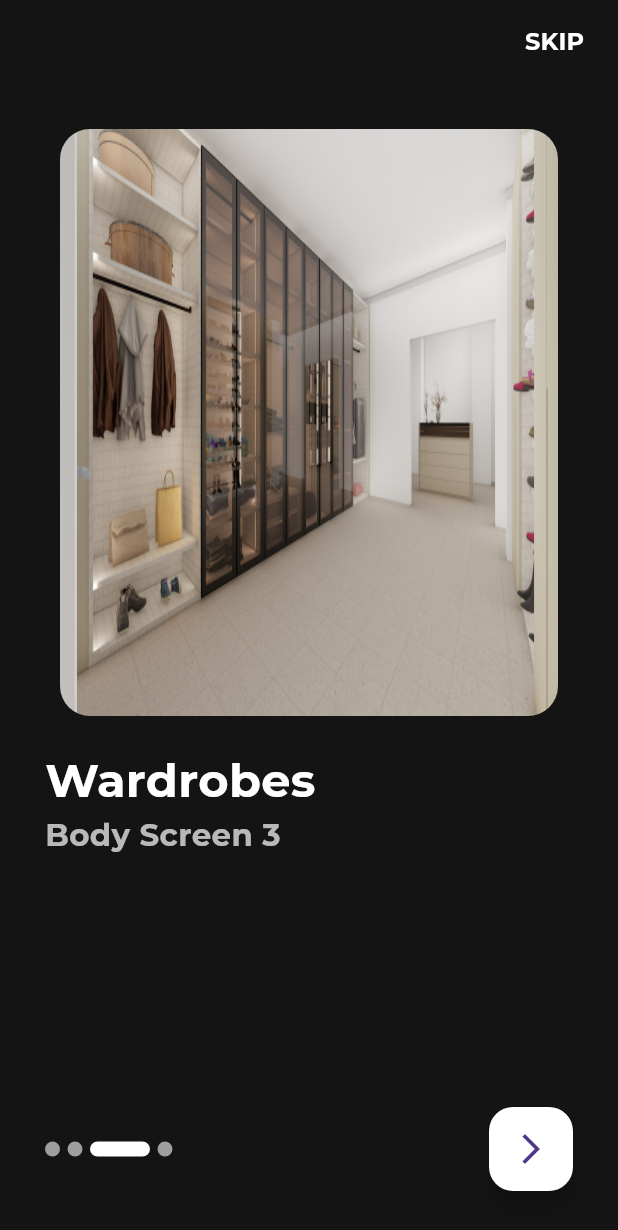
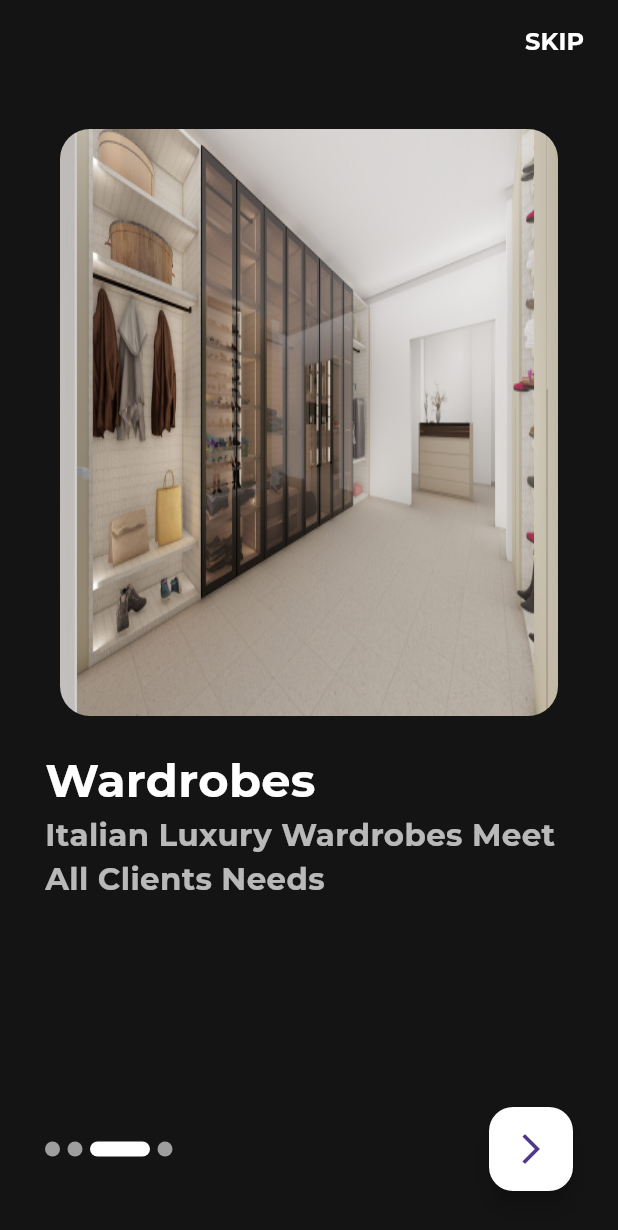
Before and after one commit to elsoudy222/Amisa, a Flutter app: the screen it shows after launch, swiped to page 3, on a phone screen of 412 x 824 dp. Shown: the top 1230 px of the screen. Run offline on Flutter 3.47's test engine with Material 3 defaults, Android fonts, the phone set to English and light mode, and no system bars; drawn by our look-alikes of smooth_page_indicator; our stand-ins replace cached_network_image, carousel_slider, conditional_builder_null_safety, dio, dots_indicator, firebase_core and 11 more; missing offline and left inert: appinio_video_player, overlay_loader_with_app_icon; accounts and stored records are empty; network calls fail; project files that could hold a hidden picture were left out.

Commit message:
Edite some issues and refacte code

```diff
--- a/lib/main.dart
+++ b/lib/main.dart
@@ -84,12 +84,11 @@ class MyApp extends StatelessWidget {
                 ),
                 scaffoldBackgroundColor: AppColors.scaffoldBackground,
                 primaryColor: AppColors.white,
-                // primarySwatch: Colors.grey,
-               //  fontFamily: "Montserrat-Black",
+
                 textTheme: GoogleFonts.montserratTextTheme(),
               ),
               home: const SplashScreen(),
-              //home: OnBoardingScreen(),
+             // home: OnBoardingScreen(),
             ),
           );
         },
--- a/lib/view/screens/category/abode_brand_types/abode_brand_types.dart
+++ b/lib/view/screens/category/abode_brand_types/abode_brand_types.dart
@@ -39,7 +39,9 @@ class AbodeBrandTypes extends StatelessWidget {
            ) {
           MyDialog.showLoadingDialog();
         } else if (state is SuccessGetAllProductsStates
-            && homeCubit.productsModel!.products.type == "Taps"
+          //  && homeCubit.productsModel!.products.type == "Taps"
+            && homeCubit.productsModel!.products.type != "3in1"
+            && homeCubit.productsModel!.products.type != "4in1"
 
         ) {
           EasyLoading.dismiss();
@@ -130,7 +132,7 @@ class AbodeBrandTypes extends StatelessWidget {
                         if (homeCubit.abodeTypes[index] != "Taps") {
                           context.push(
                             AbodePronteauTypes(
-                              companyName: companyName,
+
                               brandId: brandId,
                               companyImage: companyImage,
                               categoryName: categoryName,
--- a/lib/view/screens/onboarding/onboarding_screen.dart
+++ b/lib/view/screens/onboarding/onboarding_screen.dart
@@ -33,7 +33,7 @@ class _OnBoardingScreenState extends State<OnBoardingScreen> {
     BoardingModel(
         image: wardrobes,
         title: 'Wardrobes',
-        body: 'Body Screen 3'),
+        body: 'Italian Luxury Wardrobes Meet All Clients Needs'),
     BoardingModel(
         image: sanitary,
         title: 'Sanitary Ware',
@@ -55,11 +55,20 @@ class _OnBoardingScreenState extends State<OnBoardingScreen> {
     return Scaffold(
         appBar: AppBar(
           actions: [
-            TextButton(
+            Container(
+              // width: 75.w,
+              //
+              // decoration: BoxDecoration(
+              //   borderRadius: BorderRadius.circular(25.r),
+              //   color: Colors.white,
+              //
+              // ),
+              child: TextButton(
                 child: const Text(
                   'SKIP',
                   style: TextStyle(
                     color: Colors.white,
+                  //  color: AppColors.scaffoldBackground,
                     fontWeight: FontWeight.bold,
                     fontSize: 16,
                   ),
@@ -67,6 +76,7 @@ class _OnBoardingScreenState extends State<OnBoardingScreen> {
                 onPressed: () {
                   submit();
                 },
+              ),
             ),
             SizedBox(
               width: 10.w,
```
Also changed, not shown: lib/view/screens/category/abode_pronteau_types/abode_pronteau_types.dart (+4 -4 lines), lib/view/screens/product_details/product_details_screen.dart (+3 -5 lines). Lines whose indentation alone changed are shown as unchanged.
